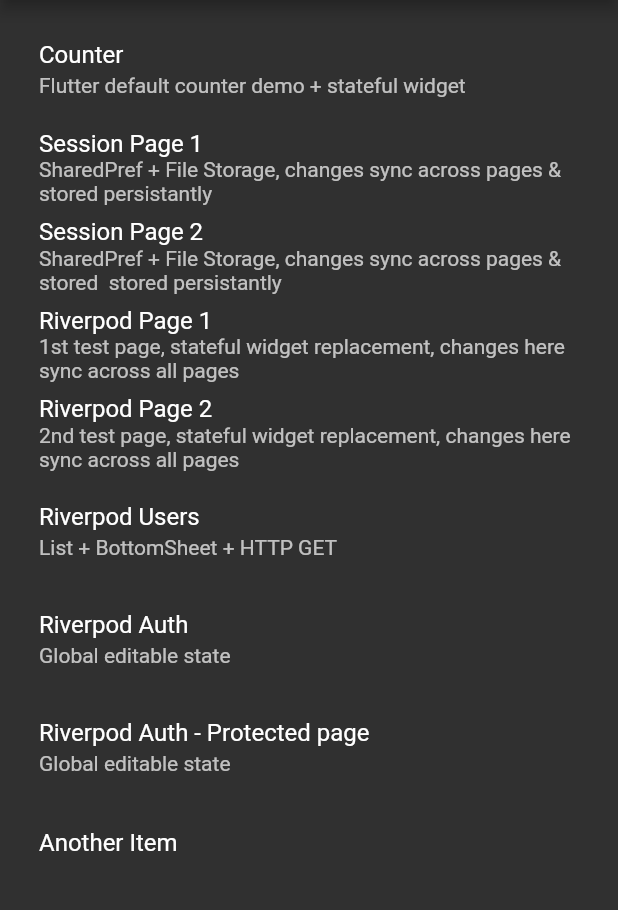
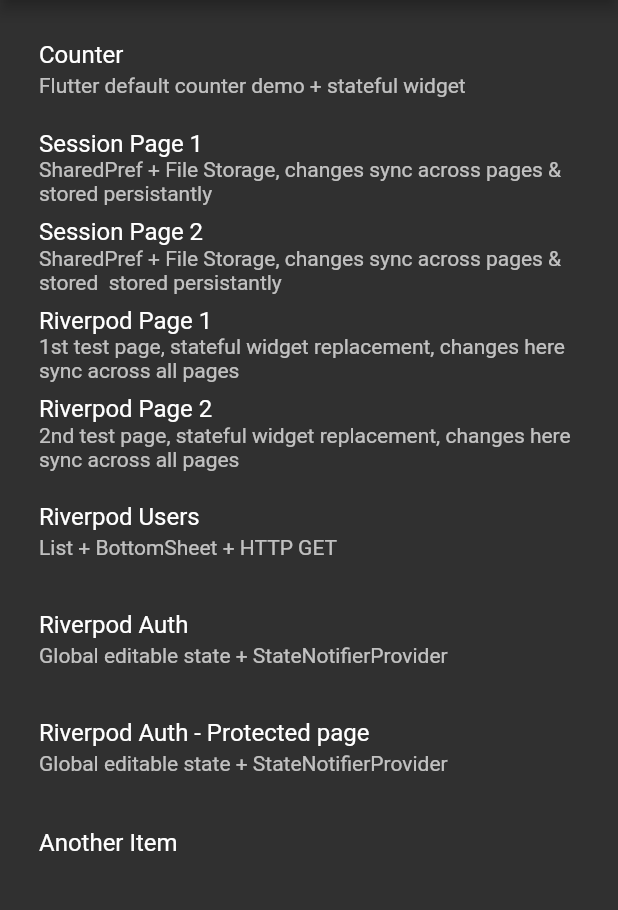
Before and after one commit to exiang/flutter_kitchensink, a Flutter app: the screen it shows after launch, on a phone screen of 412 x 824 dp, the part 84-994 px from its top. Run offline on Flutter 3.47's test engine with Material 2 defaults, Android fonts, the phone set to English and light mode, and no system bars; our stand-ins replace flutter_riverpod, flutter_secure_storage, hooks_riverpod, page_transition, shared_preferences; missing offline and left inert: dart:ffi, flutter_session_manager.

Commit message:
change label in menu

```diff
--- a/lib/src/screen/menu_screen.dart
+++ b/lib/src/screen/menu_screen.dart
@@ -103,7 +103,7 @@
             ),
             ListTile(
               title: Text("Riverpod Auth"),
-              subtitle: Text("Global editable state"),
+              subtitle: Text("Global editable state + StateNotifierProvider"),
               onTap: () {
                 Navigator.push(
                   context,
@@ -115,7 +115,7 @@
             ),
             ListTile(
               title: Text("Riverpod Auth - Protected page"),
-              subtitle: Text("Global editable state"),
+              subtitle: Text("Global editable state + StateNotifierProvider"),
               onTap: () {
                 Navigator.push(
                   context,
```
